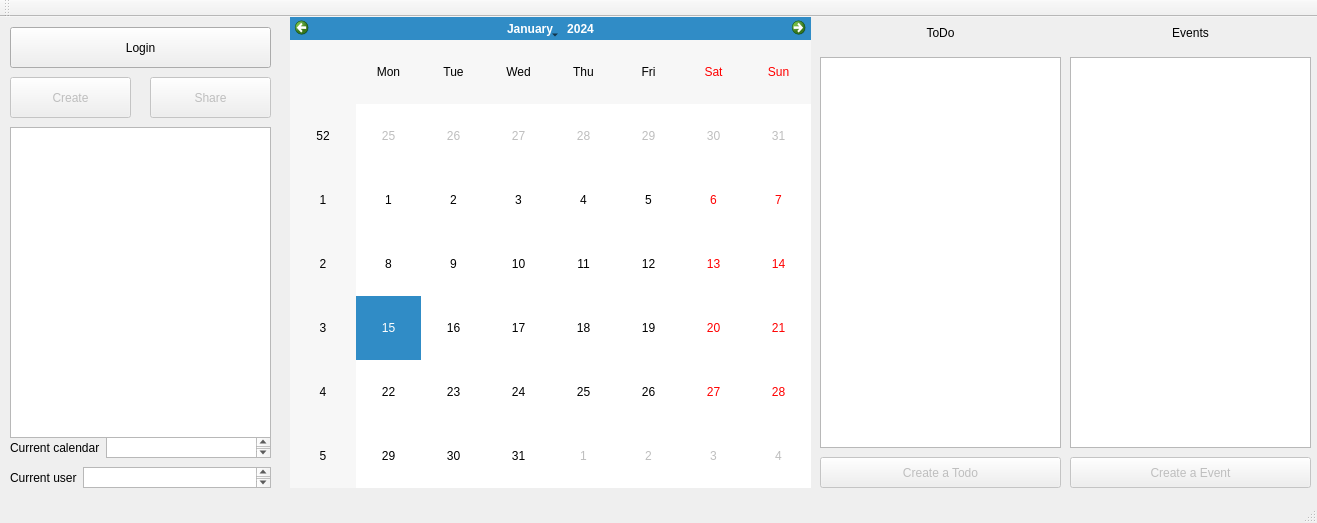
First picture: the form in qtcreatorTest/Headers/mainwindow.ui, repository piccirilloth/Calendar-and-To-Do-list-CalDav, before the edit.
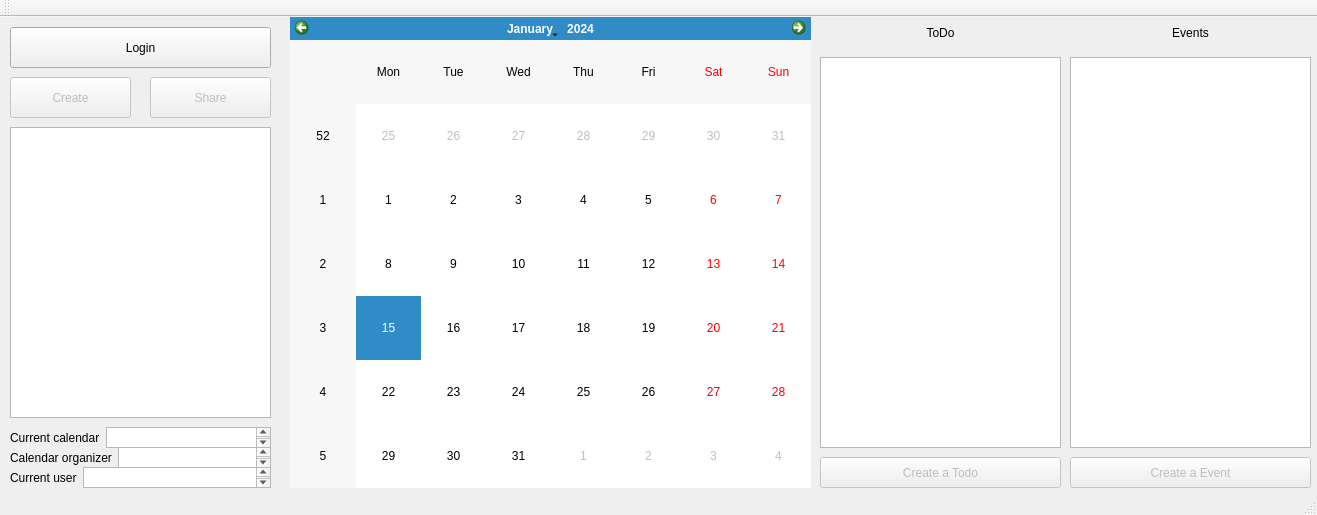
Second picture: the form after the edit.

What changed in the file:
```diff
--- a/qtcreatorTest/Headers/mainwindow.ui
+++ b/qtcreatorTest/Headers/mainwindow.ui
@@ -7,7 +7,7 @@
     <x>0</x>
     <y>0</y>
     <width>1317</width>
-    <height>523</height>
+    <height>515</height>
    </rect>
   </property>
   <property name="windowTitle">
@@ -40,7 +40,7 @@
       <x>10</x>
       <y>110</y>
       <width>261</width>
-      <height>311</height>
+      <height>291</height>
      </rect>
     </property>
    </widget>
@@ -142,7 +142,7 @@
     <property name="geometry">
      <rect>
       <x>10</x>
-      <y>420</y>
+      <y>410</y>
       <width>261</width>
       <height>21</height>
      </rect>
@@ -236,6 +236,28 @@
      </item>
     </layout>
    </widget>
+   <widget class="QWidget" name="layoutWidget_3">
+    <property name="geometry">
+     <rect>
+      <x>10</x>
+      <y>430</y>
+      <width>261</width>
+      <height>21</height>
+     </rect>
+    </property>
+    <layout class="QHBoxLayout" name="horizontalLayout_3">
+     <item>
+      <widget class="QLabel" name="label_5">
+       <property name="text">
+        <string>Calendar organizer</string>
+       </property>
+      </widget>
+     </item>
+     <item>
+      <widget class="QTextBrowser" name="textBrowser_organizer"/>
+     </item>
+    </layout>
+   </widget>
   </widget>
   <widget class="QStatusBar" name="statusbar"/>
   <widget class="QToolBar" name="toolBar">
```
